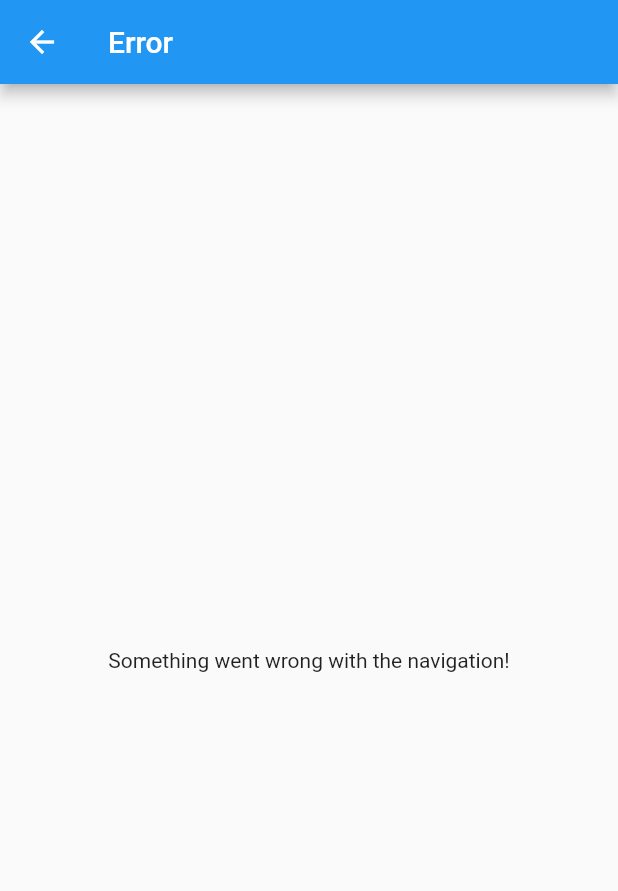
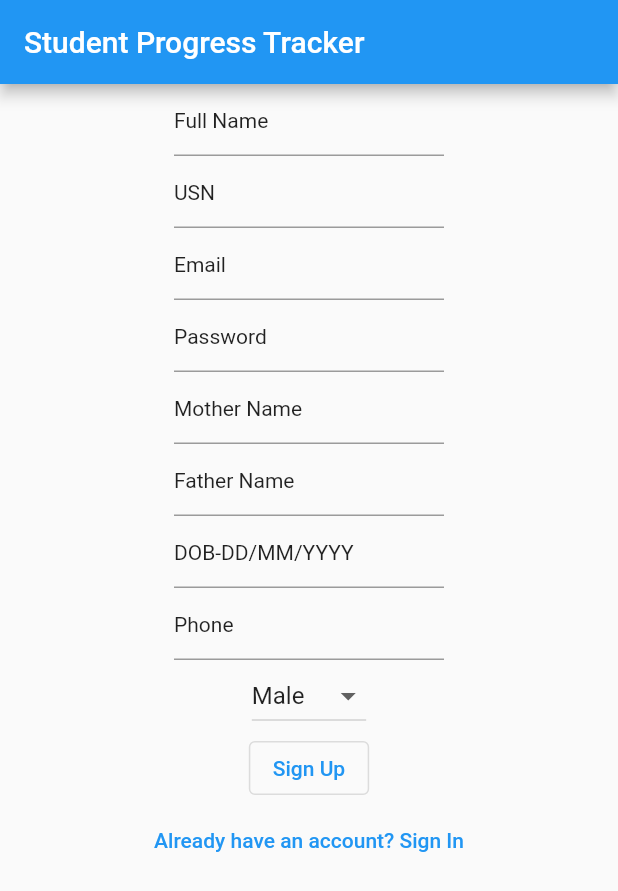
Before and after one commit to Mystery-Coder/Student-Progress-Tracker, a Flutter app: the screen it shows after launch, on a phone screen of 412 x 824 dp. Shown: the top 891 px of the screen. Run offline on Flutter 3.47's test engine with Material 3 defaults, Android fonts, the light colour scheme and no system bars; our stand-ins replace flutter_spinkit, supabase_flutter; accounts and stored records are empty.

Commit message:
Implement authentication flow: add AuthCheck and Login routes, remove Home route, and update Supabase initialization

```diff
--- /dev/null
+++ b/student_progress_app/lib/routes/login.dart
@@ -0,0 +1,272 @@
+import 'package:flutter/material.dart';
+import 'package:student_progress_app/routes/tabs.dart';
+import 'package:supabase_flutter/supabase_flutter.dart';
+
+//Signin and Signup
+class Login extends StatefulWidget {
+  const Login({super.key});
+  static const routeName = "/login";
+  @override
+  State<Login> createState() => _LoginState();
+}
+
+class _LoginState extends State<Login> {
+  bool signIn = false;
+
+  void toggleView() {
+    setState(() {
+      signIn = !signIn;
+    });
+  }
+
+  @override
+  Widget build(BuildContext context) {
+    return SafeArea(
+      child: Scaffold(
+        appBar: AppBar(title: Text("Student Progress Tracker")),
+
+        body: Center(
+          child: (signIn)
+              ? SignIn(toggleView: toggleView)
+              : SignUp(toggleView: toggleView),
+        ),
+      ),
+    );
+  }
+}
+
+//SignUp Widget
+class SignUp extends StatefulWidget {
+  final VoidCallback toggleView;
+  const SignUp({super.key, required this.toggleView});
+
+  @override
+  State<SignUp> createState() => _SignUpState();
+}
+
+class _SignUpState extends State<SignUp> {
+  String gender = "Male";
+  TextEditingController name = TextEditingController();
+  TextEditingController usn = TextEditingController();
+  TextEditingController email = TextEditingController();
+  TextEditingController password = TextEditingController();
+  TextEditingController motherName = TextEditingController();
+  TextEditingController fatherName = TextEditingController();
+  TextEditingController DOB = TextEditingController();
+  TextEditingController phone = TextEditingController();
+
+  final supabase = Supabase.instance.client;
+
+  @override
+  Widget build(BuildContext context) {
+    return Column(
+      // mainAxisAlignment: MainAxisAlignment.center,
+      children: [
+        SizedBox(
+          width: 180,
+          child: TextField(
+            decoration: InputDecoration(hint: Text("Full Name")),
+            controller: name,
+          ),
+        ),
+        SizedBox(
+          width: 180,
+          child: TextField(
+            decoration: InputDecoration(hint: Text("USN")),
+            controller: usn,
+          ),
+        ),
+        SizedBox(
+          width: 180,
+          child: TextField(
+            decoration: InputDecoration(hint: Text("Email")),
+            controller: email,
+          ),
+        ),
+        SizedBox(
+          width: 180,
+          child: TextField(
+            decoration: InputDecoration(hint: Text("Password")),
+            controller: password,
+            obscureText: true,
+          ),
+        ),
+        SizedBox(
+          width: 180,
+          child: TextField(
+            decoration: InputDecoration(hint: Text("Mother Name")),
+            controller: motherName,
+          ),
+        ),
+        SizedBox(
+          width: 180,
+          child: TextField(
+            decoration: InputDecoration(hint: Text("Father Name")),
+            controller: fatherName,
+          ),
+        ),
+        SizedBox(
+          width: 180,
+          child: TextField(
+            decoration: InputDecoration(hint: Text("DOB-DD/MM/YYYY")),
+            controller: DOB,
+            keyboardType: TextInputType.datetime,
+          ),
+        ),
+        SizedBox(
+          width: 180,
+          child: TextField(
+            decoration: InputDecoration(hint: Text("Phone")),
+            keyboardType: TextInputType.number,
+            controller: phone,
+          ),
+        ),
+        DropdownButton<String>(
+          value: gender,
+          hint: Text("Gender"),
+          items: [
+            DropdownMenuItem(value: "Male", child: Text("Male")),
+            DropdownMenuItem(value: "Female", child: Text("Female")),
+          ],
+          onChanged: (value) {
+            setState(() {
+              gender = value!;
+            });
+          },
+        ),
+        OutlinedButton(
+          onPressed: () async {
+            if (name.text.isEmpty ||
+                usn.text.isEmpty ||
+                email.text.isEmpty ||
+                phone.text.isEmpty ||
+                motherName.text.isEmpty ||
+                fatherName.text.isEmpty) {
+              ScaffoldMessenger.of(context).showSnackBar(
+                SnackBar(
+                  content: Text("Fill all Fields"),
+                  duration: Duration(milliseconds: 450),
+                ),
+              );
+              return;
+            }
+
+            var res = await supabase.auth.signUp(
+              email: email.text,
+              password: password.text,
+            );
+            final Session? session = res.session;
+            final User? user = res.user;
+
+            if (session != null) {
+              await supabase.from("STUDENT").insert({
+                "user_id": user?.id,
+                "USN": usn.text,
+                "First_Name": name.text.substring(0, name.text.indexOf(" ")),
+                "Last_Name": name.text.substring(name.text.indexOf(" ") + 1),
+                "Date_born": DOB.text,
+                "Sex": gender,
+                "Father_Name": fatherName.text,
+                "Mother_Name": motherName.text,
+                "Phone_No": phone.text,
+              });
+            }
+            if (context.mounted) {
+              ScaffoldMessenger.of(context).showSnackBar(
+                SnackBar(
+                  content: Text("Signed Up! Login with Email"),
+                  duration: Duration(milliseconds: 500),
+                ),
+              );
+              widget.toggleView();
+            }
+          },
+          child: Text("Sign Up"),
+        ),
+        TextButton(
+          onPressed: widget.toggleView,
+          child: Text("Already have an account? Sign In"),
+        ),
+      ],
+    );
+  }
+}
+
+//SignIn Widget
+class SignIn extends StatefulWidget {
+  final VoidCallback toggleView;
+  const SignIn({super.key, required this.toggleView});
+
+  @override
+  State<SignIn> createState() => _SignInState();
+}
+
+class _SignInState extends State<SignIn> with SingleTickerProviderStateMixin {
+  TextEditingController email = TextEditingController();
+  TextEditingController password = TextEditingController();
+
+  final supabase = Supabase.instance.client;
+  @override
+  Widget build(BuildContext context) {
+    return Column(
+      mainAxisAlignment: MainAxisAlignment.center,
+
+      children: [
+        SizedBox(
+          width: 180,
+          child: TextField(
+            decoration: InputDecoration(hint: Text("Email")),
+            controller: email,
+          ),
+        ),
+        SizedBox(
+          width: 180,
+          child: TextField(
+            decoration: InputDecoration(hint: Text("Password")),
+            obscureText: true,
+            controller: password,
+          ),
+        ),
+        OutlinedButton(
+          onPressed: () async {
+            if (email.text.isEmpty || password.text.isEmpty) {
+              ScaffoldMessenger.of(context).showSnackBar(
+                SnackBar(
+                  content: Text("Fill all Fields"),
+                  duration: Duration(milliseconds: 450),
+                ),
+              );
+              return;
+            }
+
+            try {
+              var res = await supabase.auth.signInWithPassword(
+                email: email.text,
+                password: password.text,
+              );
+              final Session? session = res.session;
+
+              if (session != null && context.mounted) {
+                Navigator.pushReplacementNamed(context, Tabs.routeName);
+              }
+            } catch (e) {
+              if (context.mounted) {
+                ScaffoldMessenger.of(context).showSnackBar(
+                  SnackBar(
+                    content: Text("Login Failed ${e.toString()}"),
+                    duration: Duration(milliseconds: 1500),
+                  ),
+                );
+              }
+            }
+          },
+          child: Text("Sign In"),
+        ),
+        TextButton(
+          onPressed: widget.toggleView, // Call the callback
+          child: Text("Don't have an account? Sign Up"),
+        ),
+      ],
+    );
+  }
+}
--- a/student_progress_app/lib/routes/tabs.dart
+++ b/student_progress_app/lib/routes/tabs.dart
@@ -37,7 +37,10 @@ class _TabsState extends State<Tabs> with SingleTickerProviderStateMixin {
         ),
         body: TabBarView(
           controller: _tabController,
-          children: const [Center(child: Text("Page to display results"))],
+          children: const [
+            Center(child: Text("Page to display results")),
+            Center(child: Text("Page to display results")),
+          ],
         ),
         bottomNavigationBar: TabBar(
           controller: _tabController,
```
Also changed, not shown: student_progress_app/lib/main.dart (+14 -6 lines), student_progress_app/lib/routes/auth_check.dart (added, +43 -0 lines), student_progress_app/lib/routes/home.dart (deleted, +0 -16 lines), student_progress_app/pubspec.yaml (+49 -50 lines), student_progress_app/pubspec.lock.
